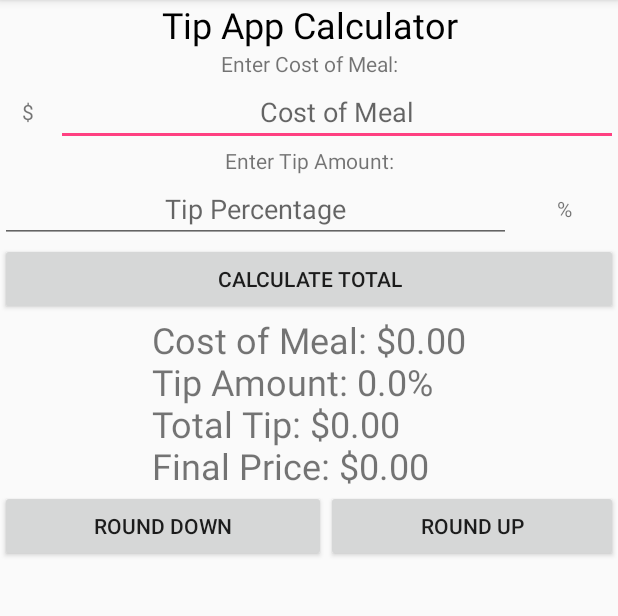
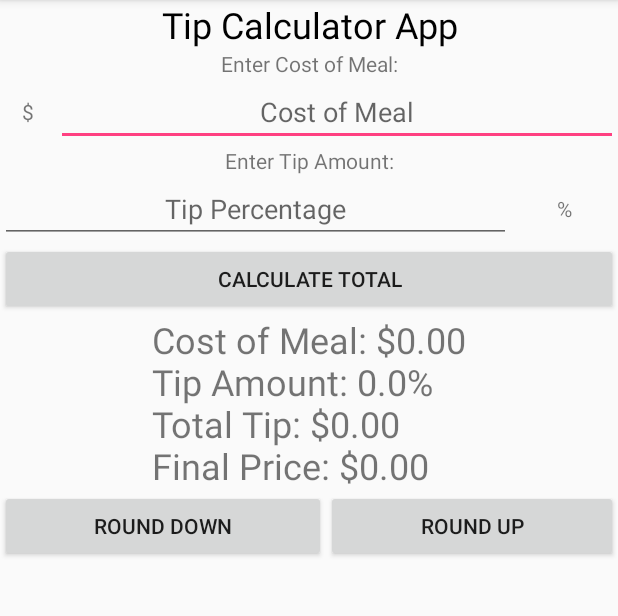
Before and after one commit to brianc725/TipApp, an Android app: the screen it shows after launch (MainActivity), on a phone screen of 412 x 824 dp, the part 84-700 px from its top. Run offline under Robolectric (Android 15) with nearby library versions, the phone set to English and light mode, and no system bars.

Commit message:
Text view title update

```diff
--- a/app/src/main/res/layout/activity_main.xml
+++ b/app/src/main/res/layout/activity_main.xml
@@ -12,7 +12,7 @@
         android:layout_width="match_parent"
         android:layout_height="wrap_content"
         android:gravity="center"
-        android:text="Tip App Calculator"
+        android:text="Tip Calculator App"
         android:textColor="@android:color/black"
         android:textSize="24dp" />
 
```
